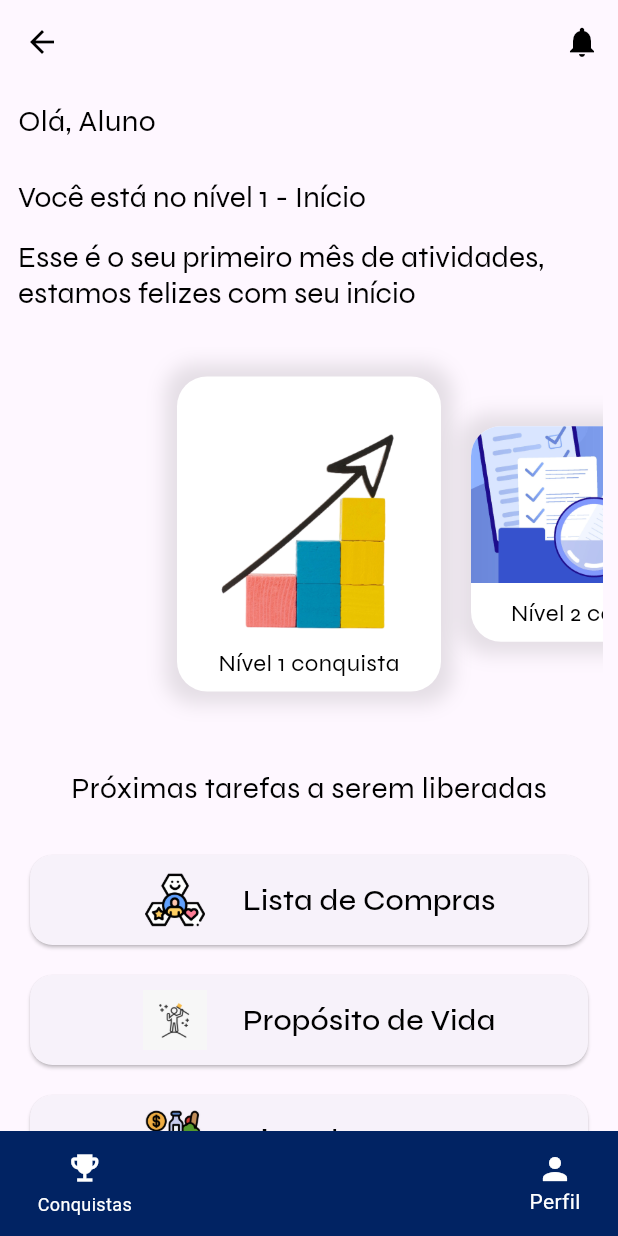
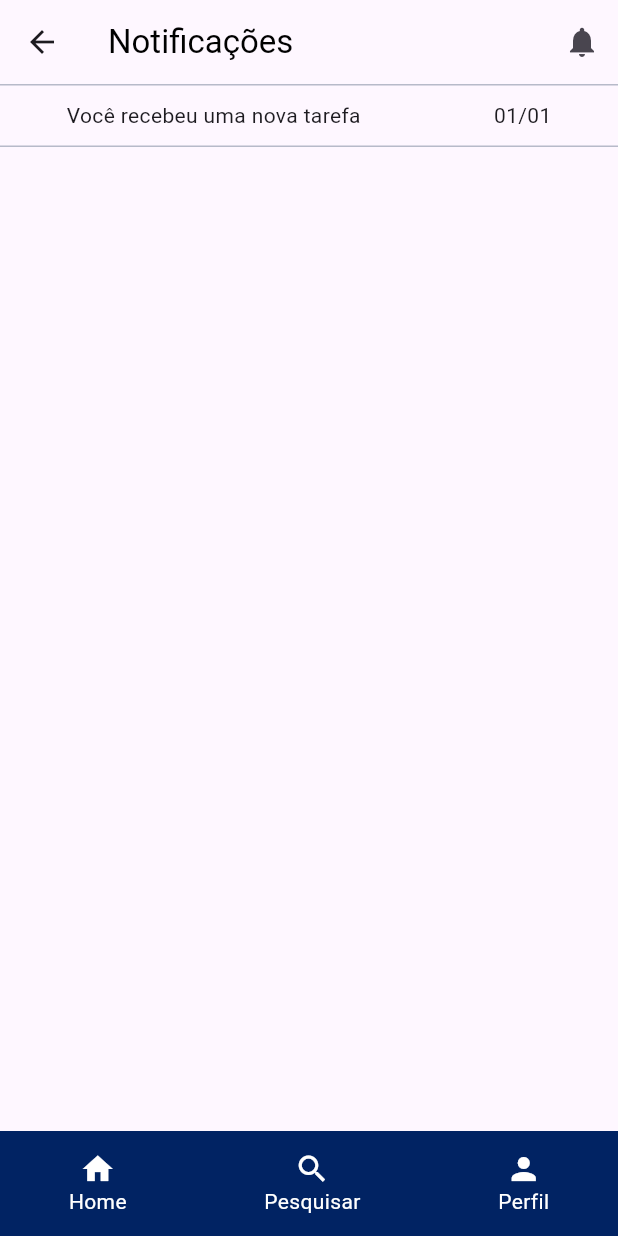
Before and after one commit to daniel-vezos/Ser-familia, a Flutter app: the WeeksPage screen opened directly, after a tap on the "notifications" icon, on a phone screen of 412 x 824 dp. Run offline on Flutter 3.47's test engine with Material 3 defaults, Android fonts, the phone set to English and light mode, and no system bars; our stand-ins replace confetti, google_fonts.

Commit message:
Create Page Notification and widget notification

```diff
--- a/lib/pages/initial_home.dart
+++ b/lib/pages/initial_home.dart
@@ -1,3 +1,4 @@
+import 'package:app_leitura/widgets/button_notification.dart';
 import 'package:flutter/material.dart';
 import 'package:google_fonts/google_fonts.dart';
 import 'package:app_leitura/pages/weeks_page.dart'; // Importe a página WeeksPage
@@ -38,12 +39,7 @@ class InitialHome extends StatelessWidget {
             },
           ),
           title: const Text('', style: TextStyle(color: Colors.black)),
-          actions: [
-            IconButton(
-              icon: const Icon(Icons.notifications, color: Colors.black),
-              onPressed: () {},
-            ),
-          ],
+          actions: const [ButtonNotification()],
         ),
         body: ListView(
           padding: const EdgeInsets.symmetric(vertical: 10),
--- /dev/null
+++ b/lib/pages/notification_page.dart
@@ -0,0 +1,48 @@
+import 'package:app_leitura/widgets/button_notification.dart';
+import 'package:flutter/material.dart';
+
+import '../widgets/sub_menu_widget.dart';
+
+class NotificationPage extends StatefulWidget {
+  const NotificationPage({super.key});
+
+  @override
+  State<NotificationPage> createState() => _NotificationPageState();
+}
+
+class _NotificationPageState extends State<NotificationPage> {
+  @override
+  Widget build(BuildContext context) {
+    return Scaffold(
+      appBar: AppBar(
+        title: const Text(
+          'Notificações',
+          style: TextStyle(color: Colors.black)
+        ),
+        actions: const [ButtonNotification()],
+      ),
+      body: const Column(
+        children: [
+          Divider(
+            height: 1,
+            color: Color(0xfffb7bac9)
+          ),
+          SizedBox(height: 10),
+          Row(
+            mainAxisAlignment: MainAxisAlignment.spaceAround,
+            children: [
+              Text('Você recebeu uma nova tarefa'),
+              Text('01/01')
+            ],
+          ),
+          SizedBox(height: 10),
+          Divider(
+            height: 1,
+            color: Color(0xfffb7bac9)
+          ),
+        ],
+      ),
+      bottomNavigationBar: const SubMenuDefaultWidget(),
+    );
+  }
+}
--- a/lib/pages/weeks_page.dart
+++ b/lib/pages/weeks_page.dart
@@ -1,7 +1,7 @@
+import 'package:app_leitura/widgets/button_notification.dart';
 import 'package:flutter/material.dart';
 import 'package:google_fonts/google_fonts.dart';
 import '../widgets/button_default.dart';
-import '../widgets/sub_menu_home_widget.dart';
 import '../widgets/sub_menu_widget.dart';
 import 'page_theme.dart';
 
@@ -49,18 +49,7 @@ class _WeeksPageState extends State<WeeksPage> {
 
     return Scaffold(
       appBar: AppBar(
-        title: Row(
-          mainAxisAlignment: MainAxisAlignment.spaceBetween,
-          children: [
-            const Text(''),
-            IconButton(
-              icon: const Icon(Icons.notifications),
-              onPressed: () {
-                // Ação ao clicar no ícone de notificação
-              },
-            ),
-          ],
-        ),
+        actions: const [ButtonNotification()],
       ),
       body: Padding(
         padding: const EdgeInsets.all(20.0),
--- /dev/null
+++ b/lib/widgets/button_notification.dart
@@ -0,0 +1,27 @@
+import 'package:app_leitura/pages/notification_page.dart';
+import 'package:flutter/material.dart';
+import 'package:flutter/widgets.dart';
+
+class ButtonNotification extends StatefulWidget {
+  const ButtonNotification({super.key});
+
+  @override
+  State<ButtonNotification> createState() => _ButtonNotificationState();
+}
+
+class _ButtonNotificationState extends State<ButtonNotification> {
+  @override
+  Widget build(BuildContext context) {
+    return IconButton(
+      icon: const Icon(Icons.notifications),
+      onPressed: () {
+        Navigator.push(
+          context,
+          MaterialPageRoute(
+            builder: (context) => const NotificationPage(),
+          ),
+        );
+      },
+    );
+  }
+}
```
Also changed, not shown: lib/pages/page_tasks.dart (+4 -10 lines), lib/pages/page_theme.dart (+2 -8 lines), lib/pages/privacy_policy_page.dart (+2 -11 lines), lib/pages/profile_page.dart (+2 -13 lines), lib/pages/terms_of_use_page.dart (+2 -11 lines).
